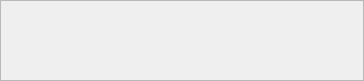
mblsha/yapsi-psi-snapshot, file src/tools/yastuff/yawidgets/yaprogressdialog.ui: the form before one commit.
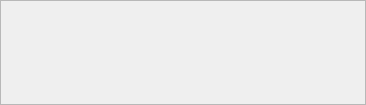
The form after the commit. Custom widgets are drawn as their Qt base class.

```diff
--- a/src/tools/yastuff/yawidgets/yaprogressdialog.ui
+++ b/src/tools/yastuff/yawidgets/yaprogressdialog.ui
@@ -6,8 +6,8 @@
    <rect>
     <x>0</x>
     <y>0</y>
-    <width>364</width>
-    <height>81</height>
+    <width>366</width>
+    <height>105</height>
    </rect>
   </property>
   <property name="windowTitle">
@@ -20,6 +20,22 @@
    <enum>QFrame::Raised</enum>
   </property>
   <layout class="QVBoxLayout" name="verticalLayout">
+   <item>
+    <spacer name="verticalSpacer">
+     <property name="orientation">
+      <enum>Qt::Vertical</enum>
+     </property>
+     <property name="sizeType">
+      <enum>QSizePolicy::Fixed</enum>
+     </property>
+     <property name="sizeHint" stdset="0">
+      <size>
+       <width>20</width>
+       <height>10</height>
+      </size>
+     </property>
+    </spacer>
+   </item>
    <item>
     <widget class="QLabel" name="label">
      <property name="text">
```
